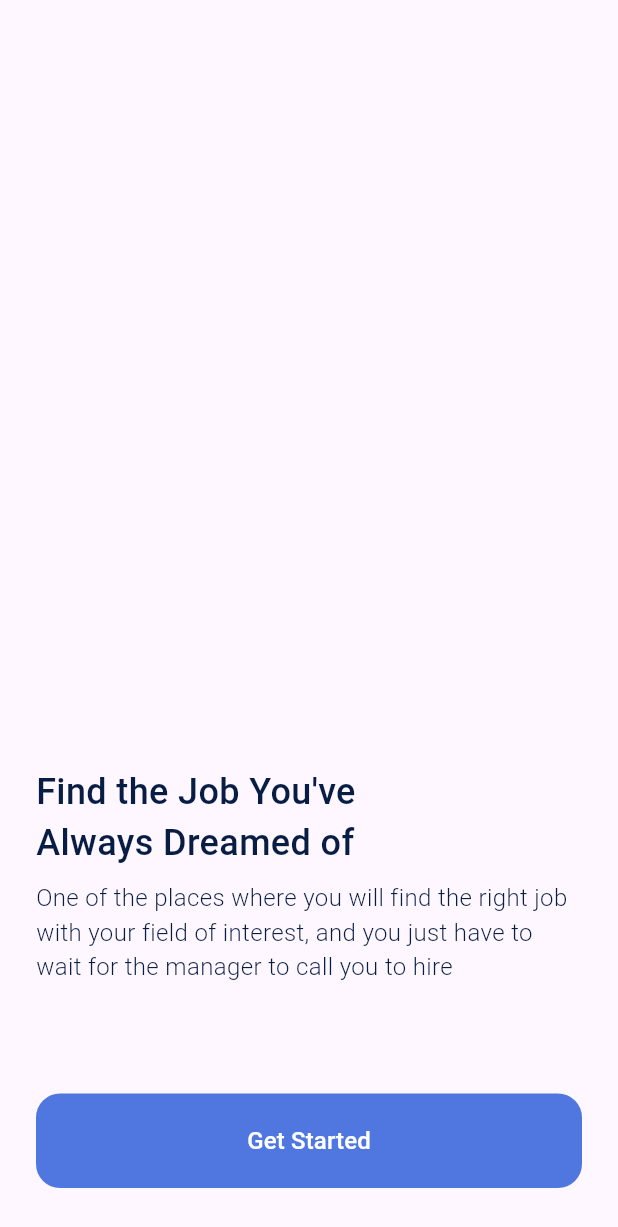
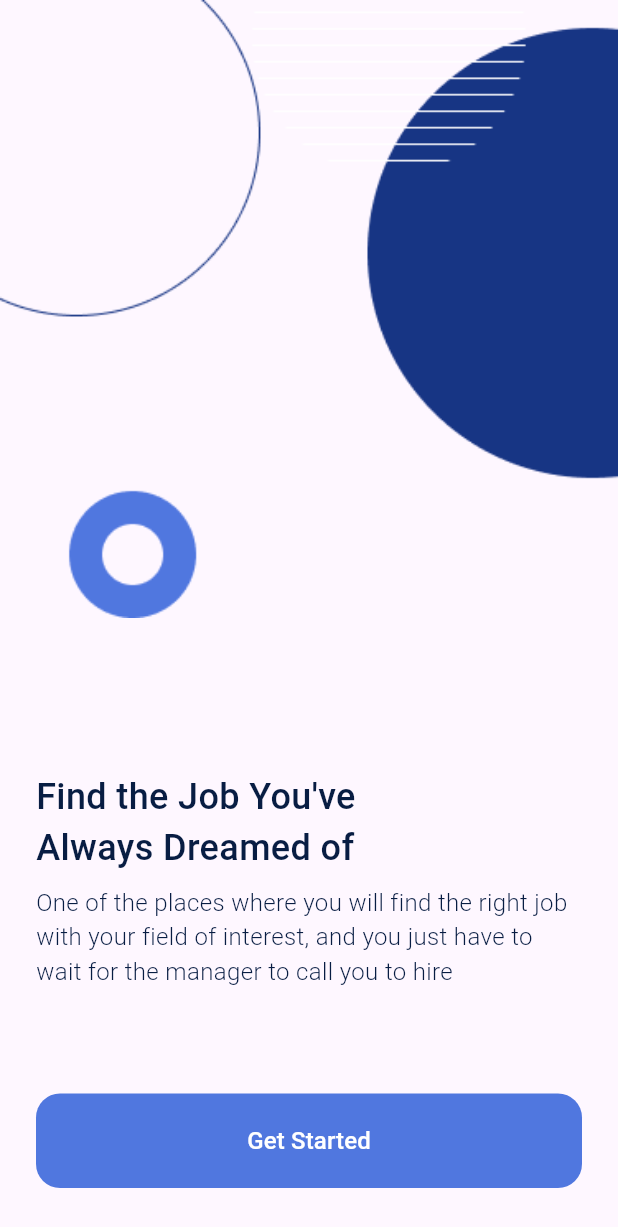
Before and after one commit to lazlanrafar/job-finder-mobile-app, a Flutter app: the screen it shows after launch, on a phone screen of 412 x 824 dp. Shown: the top 1227 px of the screen. Run offline on Flutter 3.47's test engine with Material 3 defaults, Android fonts, the light colour scheme and no system bars.

Commit message:
slicing splash screen

```diff
--- a/lib/screens/splash_screen.dart
+++ b/lib/screens/splash_screen.dart
@@ -9,11 +9,15 @@ class SplashScreen extends StatelessWidget {
   Widget build(BuildContext context) {
     return Scaffold(
       body: SafeArea(
-      child: Container(
-        padding: EdgeInsets.symmetric(
-          horizontal: defaultMargin,
-          vertical: 32,
+        child: Stack(
+          children: [
+            Image.asset(
+              'assets/bg_splash.png',
+              fit: BoxFit.fitWidth,
+              width: double.infinity,
             ),
+            Container(
+              padding: EdgeInsets.symmetric(horizontal: defaultMargin),
               child: Column(
                 mainAxisAlignment: MainAxisAlignment.end,
                 crossAxisAlignment: CrossAxisAlignment.start,
@@ -23,7 +27,8 @@ class SplashScreen extends StatelessWidget {
                     style: TextStyle(
                       fontSize: 24,
                       fontWeight: FontWeight.w500,
-                  color: primaryColor),
+                      color: primaryColor,
+                    ),
                   ),
                   const SizedBox(height: 8),
                   Text(
@@ -31,13 +36,18 @@ class SplashScreen extends StatelessWidget {
                     style: TextStyle(
                       fontSize: 16,
                       fontWeight: FontWeight.w300,
-                  color: primaryColor),
+                      color: primaryColor,
                     ),
-            const SizedBox(height: 73),
-            Button(text: 'Get Started', onPressed: () => {})
+                  ),
+                  const SizedBox(height: 70),
+                  Button(text: 'Get Started', onPressed: () => {}),
+                  const SizedBox(height: 32),
+                ],
+              ),
+            )
           ],
         ),
       ),
-    ));
+    );
   }
 }
```
Also changed, not shown: pubspec.yaml (+4 -6 lines). Lines whose indentation alone changed are shown as unchanged.
